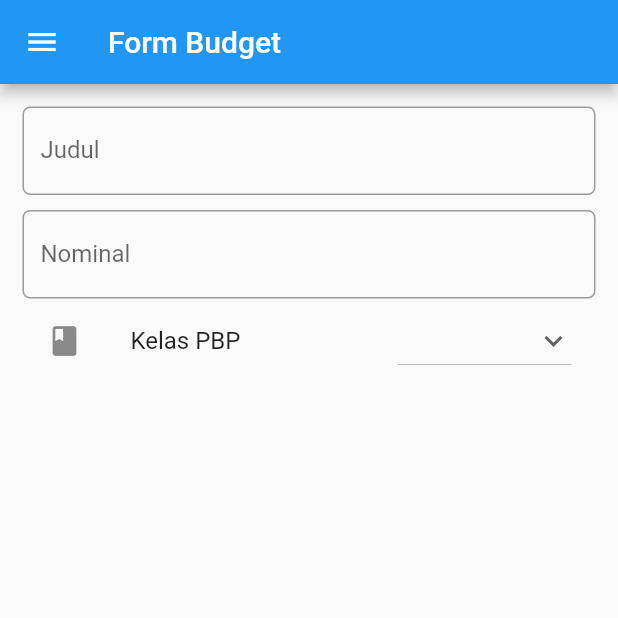
After one commit to danielcm585/pbp-flutter-lab, a Flutter app: the FormPage screen opened directly, on a phone screen of 412 x 824 dp, the top half of it. The commit adds this screen. Run offline on Flutter 3.47's test engine with Material 2 defaults, Android fonts, the phone set to English and light mode, and no system bars.

Commit message:
Start tugas 8

```diff
--- /dev/null
+++ b/lib/form.dart
@@ -0,0 +1,143 @@
+import 'package:flutter/material.dart';
+import 'package:flutter/services.dart';
+import 'package:counter_7/main.dart';
+import 'package:counter_7/data.dart';
+
+class FormPage extends StatefulWidget {
+  const FormPage({super.key});
+
+  final String title = 'Form Budget';
+
+  @override
+  State<FormPage> createState() => FormPageState();
+}
+
+class FormPageState extends State<FormPage> {
+  final _formKey = GlobalKey<FormState>();
+  String judul = '';
+  int nominal = 0;
+  String jenis = '';
+  List<String> listJenis = ['Pemasukkan', 'Pengeluaran'];
+
+  @override
+  Widget build(BuildContext context) {
+    return Scaffold(
+      appBar: AppBar(
+        title: Text(widget.title),
+      ),
+      drawer: Drawer(
+        child:
+        Column(
+          children: <Widget>[
+            const SizedBox(
+              height: 100,
+            ),
+            ListTile(
+              title: const Text('counter_7'),
+              onTap: () {
+                Navigator.pushReplacement(
+                  context,
+                  MaterialPageRoute(builder: (context) => const MyHomePage()),
+                );
+              }
+            ),
+            ListTile(
+              title: const Text('Tambah Budget'),
+              onTap: () {
+                Navigator.pushReplacement(
+                  context,
+                  MaterialPageRoute(builder: (context) => const FormPage()),
+                );
+              }
+            ),
+            ListTile(
+              title: const Text('Data Budget'),
+              onTap: () {
+                Navigator.pushReplacement(
+                  context,
+                  MaterialPageRoute(builder: (context) => const DataPage()),
+                );
+              }
+            ),
+          ],
+        )
+      ),
+      body: Form(
+        key: _formKey,
+        child: Padding(
+          padding: EdgeInsets.all(15),
+          child: Column(
+            children: <Widget>[
+              TextFormField(
+                decoration: InputDecoration(
+                  labelText: 'Judul',
+                  border: OutlineInputBorder(
+                    borderRadius: BorderRadius.circular(5.0),
+                  ),
+                ),
+                onChanged: (String? value) {
+                  setState(() { judul = value!; });
+                },
+                onSaved: (String? value) {
+                  setState(() { judul = value!; });
+                },
+                validator: (String? value) {
+                  if (value == null || value.isEmpty) {
+                    return 'Judul tidak boleh kosong';
+                  }
+                  return null;
+                },
+              ),
+              SizedBox(
+                height: 10
+              ),
+              TextFormField(
+                decoration: InputDecoration(
+                  labelText: 'Nominal',
+                  border: OutlineInputBorder(
+                    borderRadius: BorderRadius.circular(5.0),
+                  ),
+                ),
+                keyboardType: TextInputType.number,
+                inputFormatters: <TextInputFormatter>[
+                  FilteringTextInputFormatter.digitsOnly
+                ],
+                onChanged: (String? value) {
+                  setState(() { nominal = int.parse(value!); });
+                },
+                onSaved: (String? value) {
+                  setState(() { nominal = int.parse(value!); });
+                },
+                validator: (String? value) {
+                  if (value == null || value.isEmpty) {
+                    return 'Nominal tidak boleh kosong';
+                  }
+                  return null;
+                },
+              ),
+              ListTile(
+                leading: const Icon(Icons.class_),
+                title: const Text(
+                  'Kelas PBP',
+                ),
+                trailing: DropdownButton(
+                  value: jenis,
+                  icon: const Icon(Icons.keyboard_arrow_down),
+                  items: listJenis.map((String items) {
+                    return DropdownMenuItem(
+                      value: items,
+                      child: Text(items),
+                    );
+                  }).toList(),
+                  onChanged: (String? value) {
+                    setState(() { jenis = value!; });
+                  },
+                ),
+              ),
+            ]
+          ),
+        )
+      )
+    );
+  }
+}
```
Also changed, not shown: lib/data.dart (added, +65 -0 lines), lib/main.dart (+42 -3 lines).
